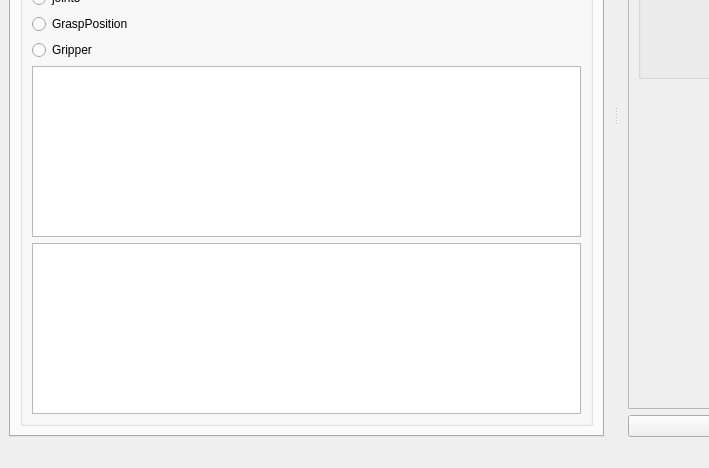
Qt form learningjoint/ui/main_window.ui (kucars/seekur_ground_station) before a commit; both pictures show x 0 to 709 and y 236 to 704 of the 944 by 704 pixel window.
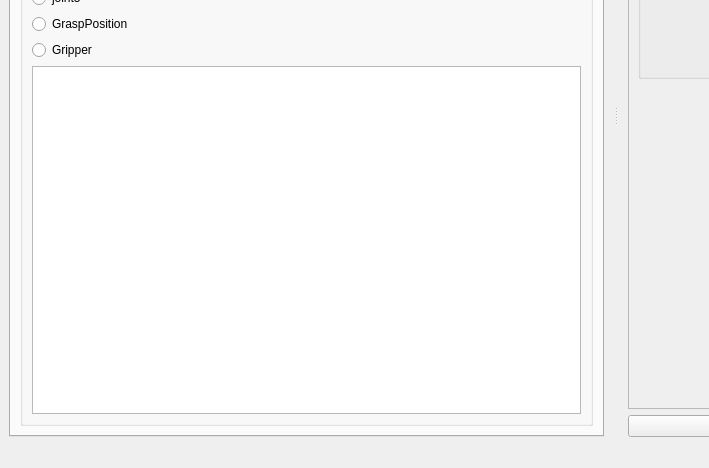
The same form after that commit. Icons and pictures are not drawn.

```diff
--- a/learningjoint/ui/main_window.ui
+++ b/learningjoint/ui/main_window.ui
@@ -53,9 +53,6 @@
            <string>Logging</string>
           </property>
           <layout class="QGridLayout" name="gridLayout_3">
-           <item row="9" column="0">
-            <widget class="QTextEdit" name="postion_view"/>
-           </item>
            <item row="3" column="0">
             <widget class="QRadioButton" name="radiojoint_3">
              <property name="text">
@@ -84,7 +81,7 @@
              </property>
             </widget>
            </item>
-           <item row="10" column="0">
+           <item row="9" column="0">
             <widget class="QListView" name="view_logging"/>
            </item>
            <item row="7" column="0">
```
